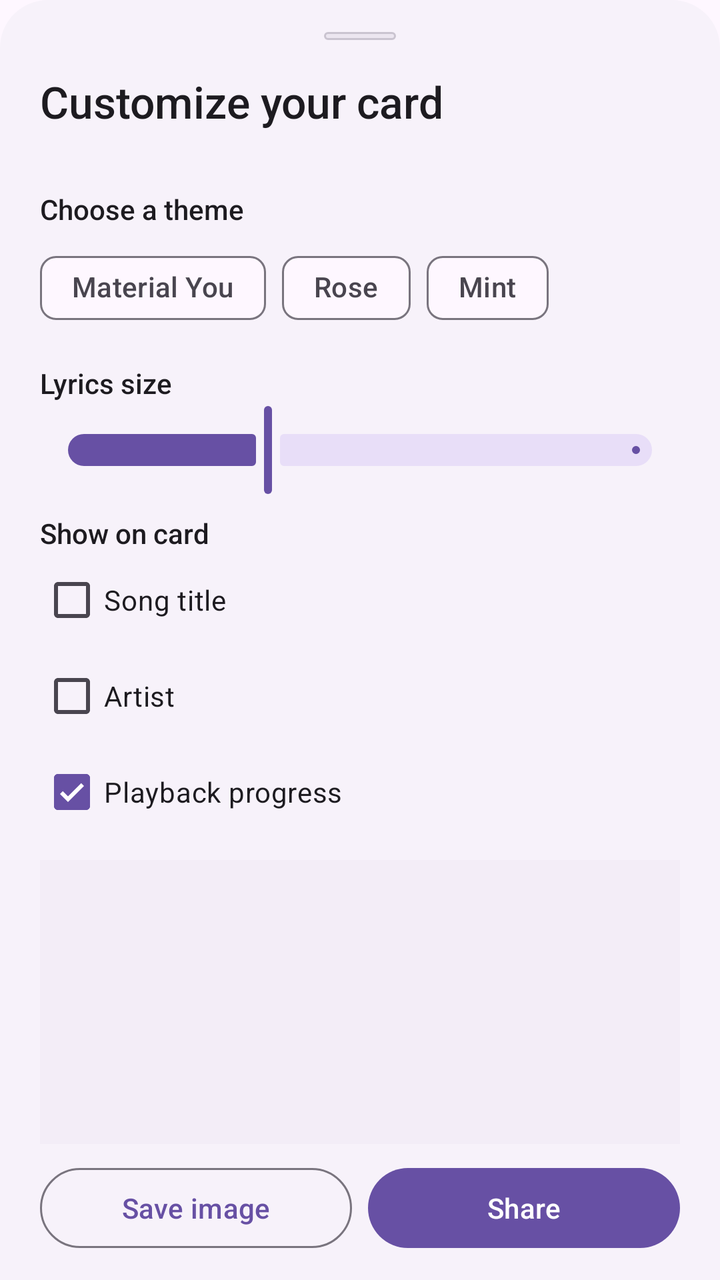
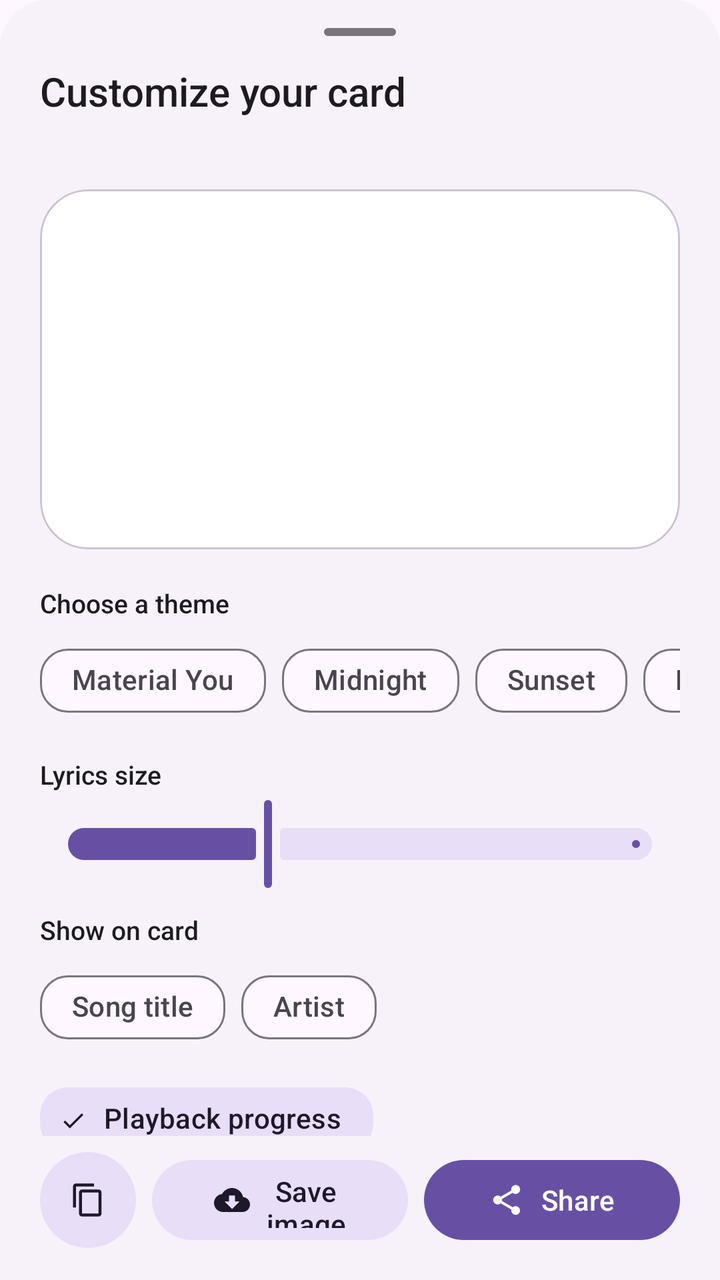

Compare the two renders of this Android layout. The source of the first and the diff that turns it into the second are given below.
<!-- AndroidManifest.xml: application theme Theme.Omniplay -->
<!-- res/layout/bottom_sheet_lyrics_share.xml -->
<?xml version="1.0" encoding="utf-8"?>
<LinearLayout xmlns:android="http://schemas.android.com/apk/res/android"
    xmlns:app="http://schemas.android.com/apk/res-auto"
    android:layout_width="match_parent"
    android:layout_height="match_parent"
    android:background="@drawable/bg_bottom_sheet"
    android:orientation="vertical"
    android:paddingStart="20dp"
    android:paddingTop="12dp"
    android:paddingEnd="20dp"
    android:paddingBottom="12dp">

    <View
        android:layout_width="36dp"
        android:layout_height="4dp"
        android:layout_gravity="center_horizontal"
        android:layout_marginTop="4dp"
        android:layout_marginBottom="16dp"
        android:background="@drawable/bg_badge_material_you" />

    <TextView
        android:layout_width="match_parent"
        android:layout_height="wrap_content"
        android:fontFamily="sans-serif-medium"
        android:text="@string/lyrics_customize_title"
        android:textColor="?attr/colorOnSurface"
        android:textSize="22sp" />

    <TextView
        android:id="@+id/lyrics_share_track"
        android:layout_width="match_parent"
        android:layout_height="wrap_content"
        android:layout_marginTop="4dp"
        android:ellipsize="end"
        android:maxLines="1"
        android:textColor="?attr/colorOnSurfaceVariant"
        android:textSize="13sp" />

    <androidx.core.widget.NestedScrollView
        android:layout_width="match_parent"
        android:layout_height="0dp"
        android:layout_marginTop="8dp"
        android:layout_weight="1"
        android:fillViewport="false"
        android:overScrollMode="ifContentScrolls">

        <LinearLayout
            android:layout_width="match_parent"
            android:layout_height="wrap_content"
            android:orientation="vertical"
            android:paddingBottom="12dp">

            <TextView
                android:layout_width="match_parent"
                android:layout_height="wrap_content"
                android:fontFamily="sans-serif-medium"
                android:text="@string/lyrics_choose_theme"
                android:textColor="?attr/colorOnSurface"
                android:textSize="14sp" />

            <com.google.android.material.chip.ChipGroup
                android:id="@+id/lyrics_share_theme_group"
                android:layout_width="match_parent"
                android:layout_height="wrap_content"
                android:layout_marginTop="6dp"
                app:selectionRequired="true"
                app:singleSelection="true">

                <com.google.android.material.chip.Chip
                    android:id="@+id/lyrics_theme_material"
                    style="@style/Widget.Material3.Chip.Filter"
                    android:layout_width="wrap_content"
                    android:layout_height="wrap_content"
                    android:checkable="true"
                    android:text="@string/lyrics_theme_material" />

                <com.google.android.material.chip.Chip
                    android:id="@+id/lyrics_theme_midnight"
                    style="@style/Widget.Material3.Chip.Filter"
                    android:layout_width="wrap_content"
                    android:layout_height="wrap_content"
                    android:checkable="true"
                    android:text="@string/lyrics_theme_midnight" />

                <com.google.android.material.chip.Chip
                    android:id="@+id/lyrics_theme_paper"
                    style="@style/Widget.Material3.Chip.Filter"
                    android:layout_width="wrap_content"
                    android:layout_height="wrap_content"
                    android:checkable="true"
                    android:text="@string/lyrics_theme_paper" />
            </com.google.android.material.chip.ChipGroup>

            <LinearLayout
                android:layout_width="match_parent"
                android:layout_height="wrap_content"
                android:layout_marginTop="14dp"
                android:gravity="center_vertical"
                android:orientation="horizontal">

                <TextView
                    android:layout_width="0dp"
                    android:layout_height="wrap_content"
                    android:layout_weight="1"
                    android:fontFamily="sans-serif-medium"
                    android:text="@string/lyrics_share_font_size"
                    android:textColor="?attr/colorOnSurface"
                    android:textSize="14sp" />

                <TextView
                    android:id="@+id/lyrics_share_font_size_value"
                    android:layout_width="wrap_content"
                    android:layout_height="wrap_content"
                    android:textColor="?attr/colorPrimary"
                    android:textSize="14sp" />
            </LinearLayout>

            <com.google.android.material.slider.Slider
                android:id="@+id/lyrics_share_font_size"
                android:layout_width="match_parent"
                android:layout_height="wrap_content"
                android:stepSize="5"
                android:value="100"
                android:valueFrom="80"
                android:valueTo="140"
                app:tickVisible="false" />

            <TextView
                android:layout_width="match_parent"
                android:layout_height="wrap_content"
                android:layout_marginTop="8dp"
                android:fontFamily="sans-serif-medium"
                android:text="@string/lyrics_share_details"
                android:textColor="?attr/colorOnSurface"
                android:textSize="14sp" />

            <com.google.android.material.checkbox.MaterialCheckBox
                android:id="@+id/lyrics_share_include_title"
                android:layout_width="match_parent"
                android:layout_height="wrap_content"
                android:text="@string/lyrics_include_title"
                android:textColor="?attr/colorOnSurface" />

            <com.google.android.material.checkbox.MaterialCheckBox
                android:id="@+id/lyrics_share_include_artist"
                android:layout_width="match_parent"
                android:layout_height="wrap_content"
                android:text="@string/lyrics_include_artist"
                android:textColor="?attr/colorOnSurface" />

            <com.google.android.material.checkbox.MaterialCheckBox
                android:id="@+id/lyrics_share_include_progress"
                android:layout_width="match_parent"
                android:layout_height="wrap_content"
                android:checked="true"
                android:text="@string/lyrics_include_progress"
                android:textColor="?attr/colorOnSurface" />

            <ImageView
                android:id="@+id/lyrics_share_image_preview"
                android:layout_width="match_parent"
                android:layout_height="300dp"
                android:layout_marginTop="10dp"
                android:background="?attr/colorSurfaceContainer"
                android:contentDescription="@string/lyrics_image_preview_description"
                android:scaleType="fitCenter" />
        </LinearLayout>
    </androidx.core.widget.NestedScrollView>

    <LinearLayout
        android:layout_width="match_parent"
        android:layout_height="wrap_content"
        android:layout_marginTop="8dp"
        android:orientation="horizontal">

        <com.google.android.material.button.MaterialButton
            android:id="@+id/lyrics_share_save"
            style="@style/Widget.Material3.Button.OutlinedButton"
            android:layout_width="0dp"
            android:layout_height="wrap_content"
            android:layout_marginEnd="8dp"
            android:layout_weight="1"
            android:text="@string/lyrics_save_image" />

        <com.google.android.material.button.MaterialButton
            android:id="@+id/lyrics_share_send"
            style="@style/Widget.Material3.Button"
            android:layout_width="0dp"
            android:layout_height="wrap_content"
            android:layout_weight="1"
            android:text="@string/lyrics_share_button" />
    </LinearLayout>
</LinearLayout>
<!-- resources referenced by this layout -->
<resources>
  <!-- drawable bg_badge_material_you (drawable) -->
  <?xml version="1.0" encoding="utf-8"?>
  <shape xmlns:android="http://schemas.android.com/apk/res/android"
      android:shape="rectangle">
      <corners android:radius="8dp" />
      <solid android:color="?attr/colorSurfaceContainerHigh" />
      <stroke
          android:width="1dp"
          android:color="?attr/colorOutlineVariant" />
  </shape>
  <!-- drawable bg_bottom_sheet (drawable) -->
  <?xml version="1.0" encoding="utf-8"?>
  <shape xmlns:android="http://schemas.android.com/apk/res/android"
      android:shape="rectangle">
      <corners
          android:topLeftRadius="24dp"
          android:topRightRadius="24dp" />
      <solid android:color="?attr/colorSurfaceContainerLow" />
  </shape>
  <string name="lyrics_choose_theme">Choose a theme</string>
  <string name="lyrics_customize_title">Customize your card</string>
  <string name="lyrics_image_preview_description">Preview of the lyric share image</string>
  <string name="lyrics_include_artist">Artist</string>
  <string name="lyrics_include_progress">Playback progress</string>
  <string name="lyrics_include_title">Song title</string>
  <string name="lyrics_save_image">Save image</string>
  <string name="lyrics_share_button">Share</string>
  <string name="lyrics_share_details">Show on card</string>
  <string name="lyrics_share_font_size">Lyrics size</string>
  <string name="lyrics_theme_material">Material You</string>
  <string name="lyrics_theme_midnight">Rose</string>
  <string name="lyrics_theme_paper">Mint</string>
  <style name="BottomSheetDialogTheme" parent="ThemeOverlay.Material3.BottomSheetDialog">
          <item name="bottomSheetStyle">@style/BottomSheetStyle</item>
      </style>
  <style name="Widget.Omniplay.PopupMenu" parent="Widget.Material3.PopupMenu">
          <item name="android:popupBackground">@drawable/bg_popup_menu_card</item>
      </style>
  <style name="BottomSheetStyle" parent="Widget.Material3.BottomSheet.Modal">
          <item name="android:background">@android:color/transparent</item>
      </style>
  <!-- unchanged entries left out for length: 2 -->
</resources>

<!-- the commit's change to res/layout/bottom_sheet_lyrics_share.xml (unified diff, before → after) -->
@@ -8,15 +8,15 @@
     android:paddingStart="20dp"
     android:paddingTop="12dp"
     android:paddingEnd="20dp"
-    android:paddingBottom="12dp">
+    android:paddingBottom="16dp">
 
     <View
         android:layout_width="36dp"
         android:layout_height="4dp"
         android:layout_gravity="center_horizontal"
-        android:layout_marginTop="4dp"
-        android:layout_marginBottom="16dp"
-        android:background="@drawable/bg_badge_material_you" />
+        android:layout_marginTop="2dp"
+        android:layout_marginBottom="14dp"
+        android:background="@drawable/bg_sheet_drag_handle" />
 
     <TextView
         android:layout_width="match_parent"
@@ -24,13 +24,13 @@
         android:fontFamily="sans-serif-medium"
         android:text="@string/lyrics_customize_title"
         android:textColor="?attr/colorOnSurface"
-        android:textSize="22sp" />
+        android:textSize="20sp" />
 
     <TextView
         android:id="@+id/lyrics_share_track"
         android:layout_width="match_parent"
         android:layout_height="wrap_content"
-        android:layout_marginTop="4dp"
+        android:layout_marginTop="2dp"
         android:ellipsize="end"
         android:maxLines="1"
         android:textColor="?attr/colorOnSurfaceVariant"
@@ -48,49 +48,107 @@
             android:layout_width="match_parent"
             android:layout_height="wrap_content"
             android:orientation="vertical"
-            android:paddingBottom="12dp">
-
+            android:paddingBottom="16dp">
+
+            
+            <com.google.android.material.card.MaterialCardView
+                android:layout_width="match_parent"
+                android:layout_height="wrap_content"
+                android:layout_marginTop="8dp"
+                android:layout_marginBottom="14dp"
+                app:cardBackgroundColor="?attr/colorSurfaceContainerLowest"
+                app:cardCornerRadius="24dp"
+                app:cardElevation="0dp"
+                app:strokeColor="?attr/colorOutlineVariant"
+                app:strokeWidth="1dp">
+
+                <ImageView
+                    android:id="@+id/lyrics_share_image_preview"
+                    android:layout_width="match_parent"
+                    android:layout_height="wrap_content"
+                    android:layout_gravity="center"
+                    android:adjustViewBounds="true"
+                    android:contentDescription="@string/lyrics_image_preview_description"
+                    android:maxHeight="320dp"
+                    android:minHeight="180dp"
+                    android:padding="8dp"
+                    android:scaleType="fitCenter" />
+            </com.google.android.material.card.MaterialCardView>
+
+            
             <TextView
                 android:layout_width="match_parent"
                 android:layout_height="wrap_content"
+                android:layout_marginTop="4dp"
                 android:fontFamily="sans-serif-medium"
                 android:text="@string/lyrics_choose_theme"
                 android:textColor="?attr/colorOnSurface"
-                android:textSize="14sp" />
-
-            <com.google.android.material.chip.ChipGroup
-                android:id="@+id/lyrics_share_theme_group"
+                android:textSize="13sp" />
+
+            <HorizontalScrollView
                 android:layout_width="match_parent"
                 android:layout_height="wrap_content"
                 android:layout_marginTop="6dp"
-                app:selectionRequired="true"
-                app:singleSelection="true">
-
-                <com.google.android.material.chip.Chip
-                    android:id="@+id/lyrics_theme_material"
-                    style="@style/Widget.Material3.Chip.Filter"
-                    android:layout_width="wrap_content"
-                    android:layout_height="wrap_content"
-                    android:checkable="true"
-                    android:text="@string/lyrics_theme_material" />
-
-                <com.google.android.material.chip.Chip
-                    android:id="@+id/lyrics_theme_midnight"
-                    style="@style/Widget.Material3.Chip.Filter"
-                    android:layout_width="wrap_content"
-                    android:layout_height="wrap_content"
-                    android:checkable="true"
-                    android:text="@string/lyrics_theme_midnight" />
-
-                <com.google.android.material.chip.Chip
-                    android:id="@+id/lyrics_theme_paper"
-                    style="@style/Widget.Material3.Chip.Filter"
-                    android:layout_width="wrap_content"
-                    android:layout_height="wrap_content"
-                    android:checkable="true"
-                    android:text="@string/lyrics_theme_paper" />
-            </com.google.android.material.chip.ChipGroup>
-
+                android:clipToPadding="false"
+                android:overScrollMode="never"
+                android:scrollbars="none">
+
+                <com.google.android.material.chip.ChipGroup
+                    android:id="@+id/lyrics_share_theme_group"
+                    android:layout_width="wrap_content"
+                    android:layout_height="wrap_content"
+                    app:selectionRequired="true"
+                    app:singleLine="true"
+                    app:singleSelection="true">
+
+                    <com.google.android.material.chip.Chip
+                        android:id="@+id/lyrics_theme_material"
+                        style="@style/Widget.Material3.Chip.Filter"
+                        android:layout_width="wrap_content"
+                        android:layout_height="wrap_content"
+                        android:checkable="true"
+                        android:text="@string/lyrics_theme_material"
+                        app:chipCornerRadius="14dp" />
+
+                    <com.google.android.material.chip.Chip
+                        android:id="@+id/lyrics_theme_midnight"
+                        style="@style/Widget.Material3.Chip.Filter"
+                        android:layout_width="wrap_content"
+                        android:layout_height="wrap_content"
+                        android:checkable="true"
+                        android:text="@string/lyrics_theme_midnight"
+                        app:chipCornerRadius="14dp" />
+
+                    <com.google.android.material.chip.Chip
+                        android:id="@+id/lyrics_theme_sunset"
+                        style="@style/Widget.Material3.Chip.Filter"
+                        android:layout_width="wrap_content"
+                        android:layout_height="wrap_content"
+                        android:checkable="true"
+                        android:text="@string/lyrics_theme_sunset"
+                        app:chipCornerRadius="14dp" />
+
+                    <com.google.android.material.chip.Chip
+                        android:id="@+id/lyrics_theme_forest"
+                        style="@style/Widget.Material3.Chip.Filter"
+                        android:layout_width="wrap_content"
+                        android:layout_height="wrap_content"
+                        android:checkable="true"
+                        android:text="@string/lyrics_theme_forest"
+                        app:chipCornerRadius="14dp" />
+
+                    <com.google.android.material.chip.Chip
+                        android:id="@+id/lyrics_theme_paper"
+                        style="@style/Widget.Material3.Chip.Filter"
+                        android:layout_width="wrap_content"
+                        android:layout_height="wrap_content"
+                        android:checkable="true"
+                        android:text="@string/lyrics_theme_paper"
+                        app:chipCornerRadius="14dp" />
+                </com.google.android.material.chip.ChipGroup>
+            </HorizontalScrollView>
+
+            
             <LinearLayout
                 android:layout_width="match_parent"
                 android:layout_height="wrap_content"
@@ -105,89 +163,133 @@
                     android:fontFamily="sans-serif-medium"
                     android:text="@string/lyrics_share_font_size"
                     android:textColor="?attr/colorOnSurface"
-                    android:textSize="14sp" />
+                    android:textSize="13sp" />
 
                 <TextView
                     android:id="@+id/lyrics_share_font_size_value"
                     android:layout_width="wrap_content"
                     android:layout_height="wrap_content"
+                    android:fontFamily="sans-serif-medium"
                     android:textColor="?attr/colorPrimary"
-                    android:textSize="14sp" />
+                    android:textSize="13sp" />
             </LinearLayout>
 
             <com.google.android.material.slider.Slider
                 android:id="@+id/lyrics_share_font_size"
                 android:layout_width="match_parent"
                 android:layout_height="wrap_content"
+                android:layout_marginTop="2dp"
                 android:stepSize="5"
                 android:value="100"
                 android:valueFrom="80"
                 android:valueTo="140"
                 app:tickVisible="false" />
 
+            
             <TextView
                 android:layout_width="match_parent"
                 android:layout_height="wrap_content"
-                android:layout_marginTop="8dp"
+                android:layout_marginTop="10dp"
                 android:fontFamily="sans-serif-medium"
                 android:text="@string/lyrics_share_details"
                 android:textColor="?attr/colorOnSurface"
-                android:textSize="14sp" />
-
-            <com.google.android.material.checkbox.MaterialCheckBox
-                android:id="@+id/lyrics_share_include_title"
-                android:layout_width="match_parent"
-                android:layout_height="wrap_content"
-                android:text="@string/lyrics_include_title"
-                android:textColor="?attr/colorOnSurface" />
-
-            <com.google.android.material.checkbox.MaterialCheckBox
-                android:id="@+id/lyrics_share_include_artist"
-                android:layout_width="match_parent"
-                android:layout_height="wrap_content"
-                android:text="@string/lyrics_include_artist"
-                android:textColor="?attr/colorOnSurface" />
-
-            <com.google.android.material.checkbox.MaterialCheckBox
-                android:id="@+id/lyrics_share_include_progress"
-                android:layout_width="match_parent"
-                android:layout_height="wrap_content"
-                android:checked="true"
-                android:text="@string/lyrics_include_progress"
-                android:textColor="?attr/colorOnSurface" />
-
-            <ImageView
-                android:id="@+id/lyrics_share_image_preview"
-                android:layout_width="match_parent"
-                android:layout_height="300dp"
-                android:layout_marginTop="10dp"
-                android:background="?attr/colorSurfaceContainer"
-                android:contentDescription="@string/lyrics_image_preview_description"
-                android:scaleType="fitCenter" />
+                android:textSize="13sp" />
+
+            <com.google.android.material.chip.ChipGroup
+                android:id="@+id/lyrics_share_elements_group"
+                android:layout_width="match_parent"
+                android:layout_height="wrap_content"
+                android:layout_marginTop="6dp"
+                app:singleSelection="false">
+
+                <com.google.android.material.chip.Chip
+                    android:id="@+id/lyrics_share_include_title"
+                    style="@style/Widget.Material3.Chip.Filter"
+                    android:layout_width="wrap_content"
+                    android:layout_height="wrap_content"
+                    android:checkable="true"
+                    android:text="@string/lyrics_include_title"
+                    app:chipCornerRadius="14dp" />
+
+                <com.google.android.material.chip.Chip
+                    android:id="@+id/lyrics_share_include_artist"
+                    style="@style/Widget.Material3.Chip.Filter"
+                    android:layout_width="wrap_content"
+                    android:layout_height="wrap_content"
+                    android:checkable="true"
+                    android:text="@string/lyrics_include_artist"
+                    app:chipCornerRadius="14dp" />
+
+                <com.google.android.material.chip.Chip
+                    android:id="@+id/lyrics_share_include_progress"
+                    style="@style/Widget.Material3.Chip.Filter"
+                    android:layout_width="wrap_content"
+                    android:layout_height="wrap_content"
+                    android:checkable="true"
+                    android:checked="true"
+                    android:text="@string/lyrics_include_progress"
+                    app:chipCornerRadius="14dp" />
+
+                <com.google.android.material.chip.Chip
+                    android:id="@+id/lyrics_share_include_badge"
+                    style="@style/Widget.Material3.Chip.Filter"
+                    android:layout_width="wrap_content"
+                    android:layout_height="wrap_content"
+                    android:checkable="true"
+                    android:checked="true"
+                    android:text="@string/lyrics_include_badge"
+                    app:chipCornerRadius="14dp" />
+            </com.google.android.material.chip.ChipGroup>
+
         </LinearLayout>
     </androidx.core.widget.NestedScrollView>
 
+    
     <LinearLayout
         android:layout_width="match_parent"
         android:layout_height="wrap_content"
         android:layout_marginTop="8dp"
+        android:gravity="center_vertical"
         android:orientation="horizontal">
+
+        <com.google.android.material.button.MaterialButton
+            android:id="@+id/lyrics_share_copy"
+            style="@style/Widget.Material3.Button.TonalButton"
+            android:layout_width="48dp"
+            android:layout_height="48dp"
+            android:layout_marginEnd="8dp"
+            android:contentDescription="@string/lyrics_share_copy_text"
+            android:insetLeft="0dp"
+            android:insetTop="0dp"
+            android:insetRight="0dp"
+            android:insetBottom="0dp"
+            android:padding="0dp"
+            app:cornerRadius="24dp"
+            app:icon="@drawable/ic_content_copy"
+            app:iconGravity="textStart"
+            app:iconPadding="0dp" />
 
         <com.google.android.material.button.MaterialButton
             android:id="@+id/lyrics_share_save"
-            style="@style/Widget.Material3.Button.OutlinedButton"
+            style="@style/Widget.Material3.Button.TonalButton"
             android:layout_width="0dp"
-            android:layout_height="wrap_content"
+            android:layout_height="48dp"
             android:layout_marginEnd="8dp"
             android:layout_weight="1"
-            android:text="@string/lyrics_save_image" />
+            android:text="@string/lyrics_save_image"
+            app:cornerRadius="24dp"
+            app:icon="@drawable/ic_cloud_download"
+            app:iconGravity="textStart" />
 
         <com.google.android.material.button.MaterialButton
             android:id="@+id/lyrics_share_send"
             style="@style/Widget.Material3.Button"
             android:layout_width="0dp"
-            android:layout_height="wrap_content"
+            android:layout_height="48dp"
             android:layout_weight="1"
-            android:text="@string/lyrics_share_button" />
+            android:text="@string/lyrics_share_button"
+            app:cornerRadius="24dp"
+            app:icon="@drawable/ic_share"
+            app:iconGravity="textStart" />
     </LinearLayout>
 </LinearLayout>
<!-- resource entries referenced after the edit -->
@@ -1,15 +1,5 @@
 <!-- resources referenced by this layout -->
 <resources>
-  <!-- drawable bg_badge_material_you (drawable) -->
-  <?xml version="1.0" encoding="utf-8"?>
-  <shape xmlns:android="http://schemas.android.com/apk/res/android"
-      android:shape="rectangle">
-      <corners android:radius="8dp" />
-      <solid android:color="?attr/colorSurfaceContainerHigh" />
-      <stroke
-          android:width="1dp"
-          android:color="?attr/colorOutlineVariant" />
-  </shape>
   <!-- drawable bg_bottom_sheet (drawable) -->
   <?xml version="1.0" encoding="utf-8"?>
   <shape xmlns:android="http://schemas.android.com/apk/res/android"
@@ -19,19 +9,60 @@
           android:topRightRadius="24dp" />
       <solid android:color="?attr/colorSurfaceContainerLow" />
   </shape>
+  <!-- drawable bg_sheet_drag_handle (drawable) -->
+  <?xml version="1.0" encoding="utf-8"?>
+  <shape xmlns:android="http://schemas.android.com/apk/res/android"
+      android:shape="rectangle">
+      <corners android:radius="2dp" />
+      <solid android:color="?attr/colorOutline" />
+  </shape>
+  <!-- drawable ic_cloud_download (drawable) -->
+  <vector xmlns:android="http://schemas.android.com/apk/res/android"
+      android:width="24dp"
+      android:height="24dp"
+      android:viewportWidth="24"
+      android:viewportHeight="24">
+      <path
+          android:fillColor="@android:color/white"
+          android:pathData="M19.35,10.04C18.67,6.59 15.64,4 12,4 9.11,4 6.6,5.64 5.35,8.04 2.34,8.36 0,10.91 0,14c0,3.31 2.69,6 6,6h13c2.76,0 5,-2.24 5,-5 0,-2.64 -2.05,-4.78 -4.65,-4.96zM17,13l-5,5 -5,-5h3V9h4v4h3z" />
+  </vector>
+  <!-- drawable ic_content_copy (drawable) -->
+  <vector xmlns:android="http://schemas.android.com/apk/res/android"
+      android:width="24dp"
+      android:height="24dp"
+      android:viewportWidth="24"
+      android:viewportHeight="24">
+    <path
+        android:fillColor="@android:color/white"
+        android:pathData="M16,1H4C2.9,1 2,1.9 2,3v14h2V3h12V1zm3,4H8C6.9,5 6,5.9 6,7v14c0,1.1 0.9,2 2,2h11c1.1,0 2,-0.9 2,-2V7c0,-1.1 -0.9,-2 -2,-2zm0,16H8V7h11v14z"/>
+  </vector>
+  <!-- drawable ic_share (drawable) -->
+  <vector xmlns:android="http://schemas.android.com/apk/res/android"
+      android:width="24dp"
+      android:height="24dp"
+      android:viewportWidth="24"
+      android:viewportHeight="24">
+      <path
+          android:fillColor="#FFFFFFFF"
+          android:pathData="M18,16.08c-0.76,0 -1.44,0.3 -1.96,0.77L8.91,12.7a3.2,3.2 0,0 0,0 -1.39l7.05,-4.11A3,3 0,1 0,15 5c0,0.23 0.03,0.46 0.08,0.68L8.03,9.79a3,3 0,1 0,0 4.42l7.12,4.16c-0.05,0.2 -0.07,0.41 -0.07,0.63a2.92,2.92 0,1 0,2.92 -2.92z" />
+  </vector>
   <string name="lyrics_choose_theme">Choose a theme</string>
   <string name="lyrics_customize_title">Customize your card</string>
   <string name="lyrics_image_preview_description">Preview of the lyric share image</string>
   <string name="lyrics_include_artist">Artist</string>
+  <string name="lyrics_include_badge">OmniPlay badge</string>
   <string name="lyrics_include_progress">Playback progress</string>
   <string name="lyrics_include_title">Song title</string>
   <string name="lyrics_save_image">Save image</string>
   <string name="lyrics_share_button">Share</string>
+  <string name="lyrics_share_copy_text">Copy text</string>
   <string name="lyrics_share_details">Show on card</string>
   <string name="lyrics_share_font_size">Lyrics size</string>
+  <string name="lyrics_theme_forest">Forest</string>
   <string name="lyrics_theme_material">Material You</string>
-  <string name="lyrics_theme_midnight">Rose</string>
-  <string name="lyrics_theme_paper">Mint</string>
+  <string name="lyrics_theme_midnight">Midnight</string>
+  <string name="lyrics_theme_paper">Paper</string>
+  <string name="lyrics_theme_sunset">Sunset</string>
   <style name="BottomSheetDialogTheme" parent="ThemeOverlay.Material3.BottomSheetDialog">
           <item name="bottomSheetStyle">@style/BottomSheetStyle</item>
       </style>
